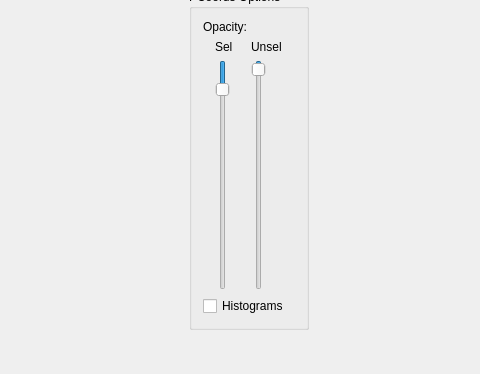
Qt form src/form.ui (LLNL/MemAxes) before a commit; both pictures show x 484 to 964 and y 414 to 788 of the 1466 by 788 pixel window.
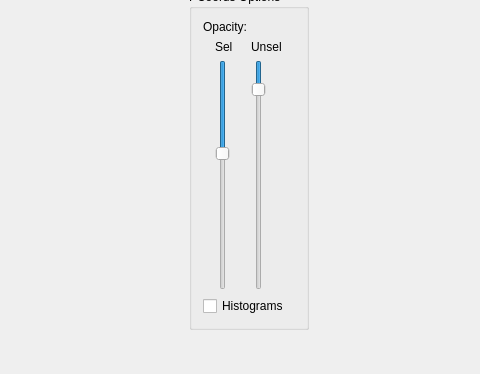
The same form after that commit.

```diff
--- a/src/form.ui
+++ b/src/form.ui
@@ -551,10 +551,10 @@
                       <number>999</number>
                      </property>
                      <property name="value">
-                      <number>100</number>
+                      <number>400</number>
                      </property>
                      <property name="sliderPosition">
-                      <number>100</number>
+                      <number>400</number>
                      </property>
                      <property name="orientation">
                       <enum>Qt::Vertical</enum>
@@ -605,10 +605,10 @@
                       <number>999</number>
                      </property>
                      <property name="value">
-                      <number>50</number>
+                      <number>100</number>
                      </property>
                      <property name="sliderPosition">
-                      <number>10</number>
+                      <number>100</number>
                      </property>
                      <property name="orientation">
                       <enum>Qt::Vertical</enum>
```
Left out of the diff: 2 changed lines with no effect on the pictures.
